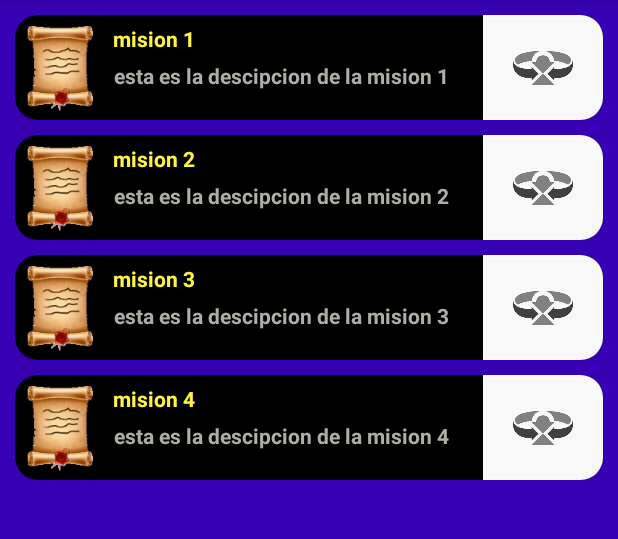
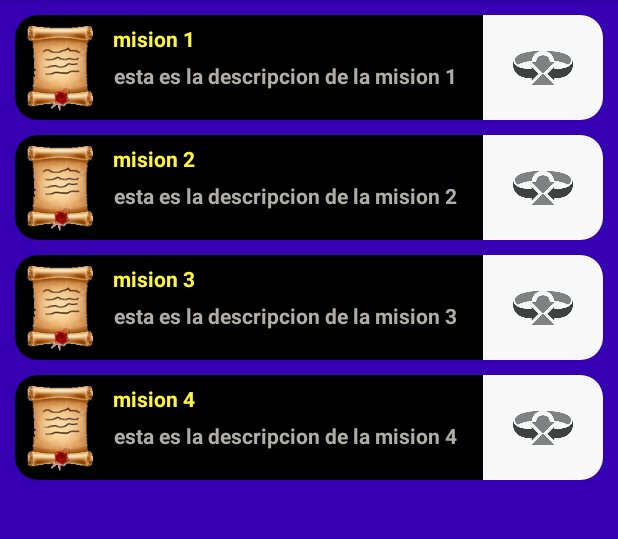
Before and after one commit to FelipeSanktus/GAMEapp, an Android app: the MisionActivity screen opened directly, with no data from a screen before it, on a phone screen of 412 x 824 dp, the part 84-623 px from its top. Run offline under Robolectric (Android 15) with nearby library versions, the phone set to English and light mode, and no system bars.

Commit message:
Se agrega un popup en la lista de misiones (aun falta implementar mas logica e imagen para que la wea se vea bonita) Pd: antonina ponle wenooooo

```diff
--- a/app/src/main/java/com/example/aplicacion/tusa/actvitys/MisionActivity.java
+++ b/app/src/main/java/com/example/aplicacion/tusa/actvitys/MisionActivity.java
@@ -30,13 +30,13 @@ public class MisionActivity extends AppCompatActivity {
         setContentView(R.layout.activity_mision);
 
         recyclerView = findViewById(R.id.recycler_mision);
-        Mision m1 = new Mision("mision 1","esta es la descipcion de la mision 1", Dificultad.FACIL, Tipo.CAZA,
+        Mision m1 = new Mision("mision 1","esta es la descripcion de la mision 1", Dificultad.FACIL, Tipo.CAZA,
                 new ArrayList<String>(),R.mipmap.pergamino,R.mipmap.facil);
-        Mision m2 = new Mision("mision 2","esta es la descipcion de la mision 2", Dificultad.FACIL, Tipo.CAZA,
+        Mision m2 = new Mision("mision 2","esta es la descripcion de la mision 2", Dificultad.FACIL, Tipo.CAZA,
                 new ArrayList<String>(),R.mipmap.pergamino,R.mipmap.facil);
-        Mision m3 = new Mision("mision 3","esta es la descipcion de la mision 3", Dificultad.FACIL, Tipo.CAZA,
+        Mision m3 = new Mision("mision 3","esta es la descripcion de la mision 3", Dificultad.FACIL, Tipo.CAZA,
                 new ArrayList<String>(),R.mipmap.pergamino,R.mipmap.facil);
-        Mision m4 = new Mision("mision 4","esta es la descipcion de la mision 4", Dificultad.FACIL, Tipo.CAZA,
+        Mision m4 = new Mision("mision 4","esta es la descripcion de la mision 4", Dificultad.FACIL, Tipo.CAZA,
                 new ArrayList<String>(),R.mipmap.pergamino,R.mipmap.facil);
         misiones.add(m1);
         misiones.add(m2);
@@ -51,7 +51,7 @@ public class MisionActivity extends AppCompatActivity {
         recyclerView.setLayoutManager(layoutManager);
 
         // specify an adapter (see also next example)
-        mAdapter = new AdaptadorMision(misiones);
+        mAdapter = new AdaptadorMision(misiones,this);
         recyclerView.setAdapter(mAdapter);
     }
 }
--- a/app/src/main/java/com/example/aplicacion/tusa/adaptadores/AdaptadorMision.java
+++ b/app/src/main/java/com/example/aplicacion/tusa/adaptadores/AdaptadorMision.java
@@ -1,5 +1,6 @@
 package com.example.aplicacion.tusa.adaptadores;
 
+import android.app.Activity;
 import android.view.LayoutInflater;
 import android.view.View;
 import android.view.ViewGroup;
@@ -13,15 +14,18 @@ import com.example.aplicacion.tusa.R;
 import com.example.aplicacion.tusa.beans.Mision;
 import com.example.aplicacion.tusa.beans.enumm.Dificultad;
 import com.example.aplicacion.tusa.beans.enumm.Tipo;
+import com.example.aplicacion.tusa.dialogs.DialogMision;
 
 import java.util.ArrayList;
 
 public class AdaptadorMision extends RecyclerView.Adapter<AdaptadorMision.MyViewHolder> {
 
     private ArrayList<Mision> misiones;
+    private Activity activity;
 
-    public AdaptadorMision(ArrayList<Mision> misiones) {
+    public AdaptadorMision(ArrayList<Mision> misiones,Activity activity) {
         this.misiones = misiones;
+        this.activity = activity;
     }
 
     public class MyViewHolder extends RecyclerView.ViewHolder {
@@ -31,7 +35,7 @@ public class AdaptadorMision extends RecyclerView.Adapter<AdaptadorMision.MyView
         ImageView imagenMision;
         ImageView imagenRecompensa;
 
-        public MyViewHolder(@NonNull View itemView) {
+        public MyViewHolder(@NonNull final View itemView) {
             super(itemView);
 
             titulo = itemView.findViewById(R.id.txt_titulo);
@@ -39,6 +43,15 @@ public class AdaptadorMision extends RecyclerView.Adapter<AdaptadorMision.MyView
             etapas = itemView.findViewById(R.id.txt_etapas);
             imagenMision = itemView.findViewById(R.id.img_mision);
             imagenRecompensa = itemView.findViewById(R.id.img_recompensa);
+
+            itemView.setOnClickListener(new View.OnClickListener() {
+                @Override
+                public void onClick(View view) {
+                    DialogMision dm = new DialogMision(activity);
+                    dm.build(misiones.get(getAdapterPosition()));
+                    dm.show();
+                }
+            });
         }
     }
 
```
Also changed, not shown: app/src/main/java/com/example/aplicacion/tusa/dialogs/DialogMision.java (added, +53 -0 lines), app/src/main/res/layout/dialog_mision.xml (added, +85 -0 lines).
